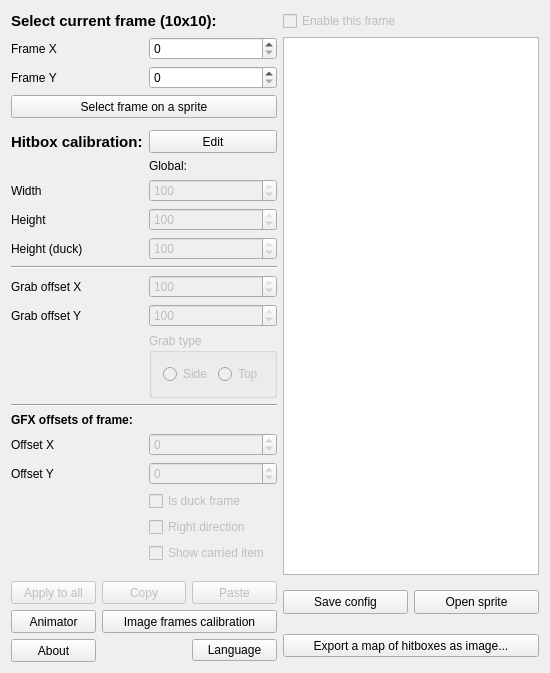
Old version of the form PlayableCalibrator/calibrationmain.ui in the repository WohlSoft/Moondust-Project.
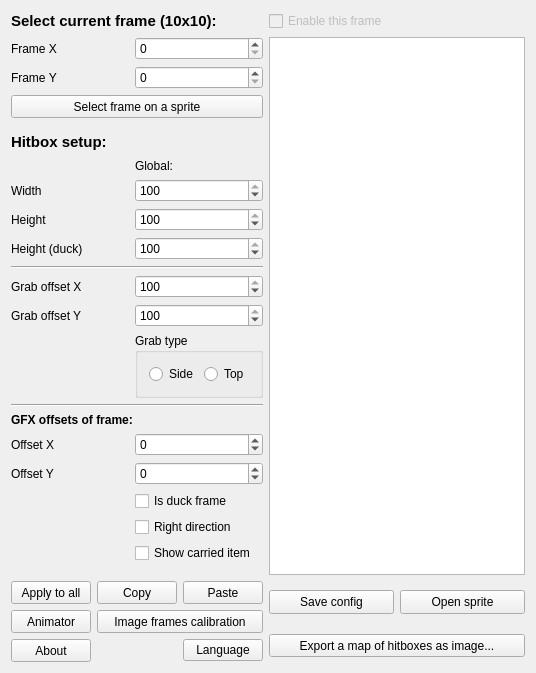
New version of the form. Icons and pictures are not drawn.

Commit message: Calibrator: Remove old warning against hitboxes setup

The edit to the form file:
```diff
--- a/PlayableCalibrator/calibrationmain.ui
+++ b/PlayableCalibrator/calibrationmain.ui
@@ -30,7 +30,7 @@
    <item row="20" column="1" colspan="2">
     <widget class="QSpinBox" name="OffsetY">
      <property name="enabled">
-      <bool>false</bool>
+      <bool>true</bool>
      </property>
      <property name="toolTip">
       <string>Vertical offset of hitbox relative to top side of frame</string>
@@ -46,7 +46,7 @@
    <item row="15" column="1" colspan="2">
     <widget class="QSpinBox" name="grabOffsetY">
      <property name="enabled">
-      <bool>false</bool>
+      <bool>true</bool>
      </property>
      <property name="toolTip">
       <string>Offset relative to middle of player's height</string>
@@ -68,7 +68,7 @@
    <item row="12" column="1" colspan="2">
     <widget class="QSpinBox" name="Height_duck">
      <property name="enabled">
-      <bool>false</bool>
+      <bool>true</bool>
      </property>
      <property name="toolTip">
       <string>Duck height of player's collision box (hitbox)</string>
@@ -84,7 +84,7 @@
    <item row="16" column="1" colspan="2">
     <widget class="QGroupBox" name="grabType">
      <property name="enabled">
-      <bool>false</bool>
+      <bool>true</bool>
      </property>
      <property name="title">
       <string>Grab type</string>
@@ -123,7 +123,7 @@
    <item row="22" column="1" colspan="2">
     <widget class="QCheckBox" name="isRightDirect">
      <property name="enabled">
-      <bool>false</bool>
+      <bool>true</bool>
      </property>
      <property name="toolTip">
       <string>If this flag enabled, grabbed item will be offset relative to the left side of the hitbox. Else grabbed item will be offset relative to the right side of the hitbox.</string>
@@ -176,7 +176,7 @@
    <item row="21" column="1" colspan="2">
     <widget class="QCheckBox" name="isDuckFrame">
      <property name="enabled">
-      <bool>false</bool>
+      <bool>true</bool>
      </property>
      <property name="toolTip">
       <string>Apply duck height to this frame</string>
@@ -238,7 +238,7 @@
    <item row="14" column="1" colspan="2">
     <widget class="QSpinBox" name="grabOffsetX">
      <property name="enabled">
-      <bool>false</bool>
+      <bool>true</bool>
      </property>
      <property name="toolTip">
       <string>Offset relative to player's back (don't forget to set left or right direction to define source side)</string>
@@ -301,27 +301,6 @@
      </property>
     </widget>
    </item>
-   <item row="8" column="0">
-    <widget class="QLabel" name="label_8">
-     <property name="minimumSize">
-      <size>
-       <width>0</width>
-       <height>23</height>
-      </size>
-     </property>
-     <property name="font">
-      <font>
-       <family>Liberation Sans</family>
-       <pointsize>11</pointsize>
-       <weight>75</weight>
-       <bold>true</bold>
-      </font>
-     </property>
-     <property name="text">
-      <string>Hitbox calibration:</string>
-     </property>
-    </widget>
-   </item>
    <item row="6" column="0" colspan="3">
     <widget class="QPushButton" name="Matrix">
      <property name="minimumSize">
@@ -391,7 +370,7 @@
    <item row="23" column="1" colspan="2">
     <widget class="QCheckBox" name="showGrabItem">
      <property name="enabled">
-      <bool>false</bool>
+      <bool>true</bool>
      </property>
      <property name="toolTip">
       <string>Enable displaying of grabbed item corner</string>
@@ -411,7 +390,7 @@
    <item row="11" column="1" colspan="2">
     <widget class="QSpinBox" name="Height">
      <property name="enabled">
-      <bool>false</bool>
+      <bool>true</bool>
      </property>
      <property name="toolTip">
       <string>Normal height of player's collision box (hitbox)</string>
@@ -427,7 +406,7 @@
    <item row="10" column="1" colspan="2">
     <widget class="QSpinBox" name="Width">
      <property name="enabled">
-      <bool>false</bool>
+      <bool>true</bool>
      </property>
      <property name="toolTip">
       <string>Width of player's collision box (hitbox)</string>
@@ -443,7 +422,7 @@
    <item row="19" column="1" colspan="2">
     <widget class="QSpinBox" name="OffsetX">
      <property name="enabled">
-      <bool>false</bool>
+      <bool>true</bool>
      </property>
      <property name="toolTip">
       <string>Horisontal offset of hitbox relative to left side of frame</string>
@@ -473,19 +452,6 @@
      </property>
     </widget>
    </item>
-   <item row="8" column="1" colspan="2">
-    <widget class="QPushButton" name="editSizes">
-     <property name="minimumSize">
-      <size>
-       <width>0</width>
-       <height>23</height>
-      </size>
-     </property>
-     <property name="text">
-      <string>Edit</string>
-     </property>
-    </widget>
-   </item>
    <item row="27" column="0" rowspan="2" colspan="3">
     <widget class="QFrame" name="frame">
      <property name="frameShape">
@@ -510,7 +476,7 @@
       <item row="0" column="0">
        <widget class="QPushButton" name="applyToAll">
         <property name="enabled">
-         <bool>false</bool>
+         <bool>true</bool>
         </property>
         <property name="minimumSize">
          <size>
@@ -526,7 +492,7 @@
       <item row="0" column="1">
        <widget class="QPushButton" name="CopyButton">
         <property name="enabled">
-         <bool>false</bool>
+         <bool>true</bool>
         </property>
         <property name="minimumSize">
          <size>
@@ -545,7 +511,7 @@
       <item row="0" column="2">
        <widget class="QPushButton" name="PasteButton">
         <property name="enabled">
-         <bool>false</bool>
+         <bool>true</bool>
         </property>
         <property name="minimumSize">
          <size>
@@ -616,6 +582,27 @@
      </layout>
     </widget>
    </item>
+   <item row="8" column="0" colspan="3">
+    <widget class="QLabel" name="label_8">
+     <property name="minimumSize">
+      <size>
+       <width>0</width>
+       <height>23</height>
+      </size>
+     </property>
+     <property name="font">
+      <font>
+       <family>Liberation Sans</family>
+       <pointsize>11</pointsize>
+       <weight>75</weight>
+       <bold>true</bold>
+      </font>
+     </property>
+     <property name="text">
+      <string>Hitbox setup:</string>
+     </property>
+    </widget>
+   </item>
   </layout>
  </widget>
  <layoutdefault spacing="6" margin="11"/>
```
The commit also changes 2 other files.
